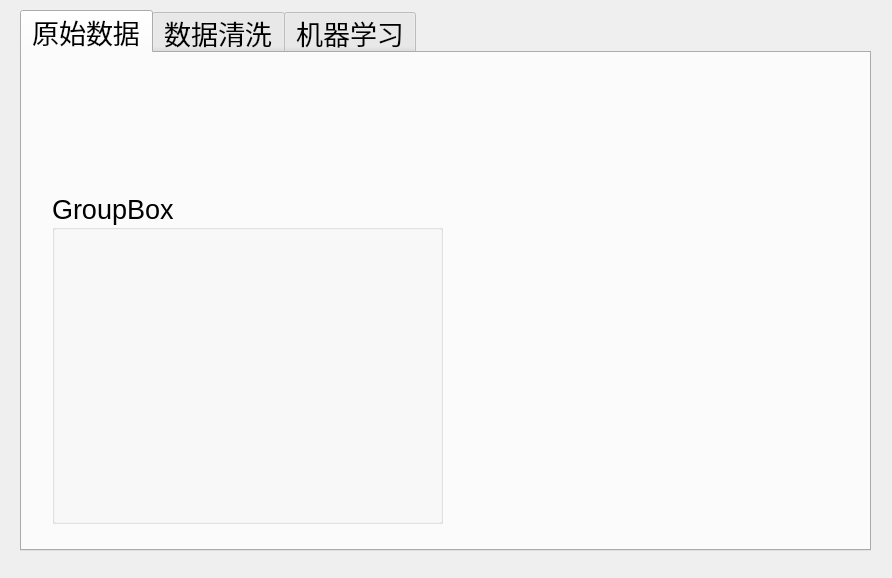
lonesometonight/test_collge, file 9.Qt_suanfa/_0_qt_jvhe/jie_mian.ui: the form before one commit.
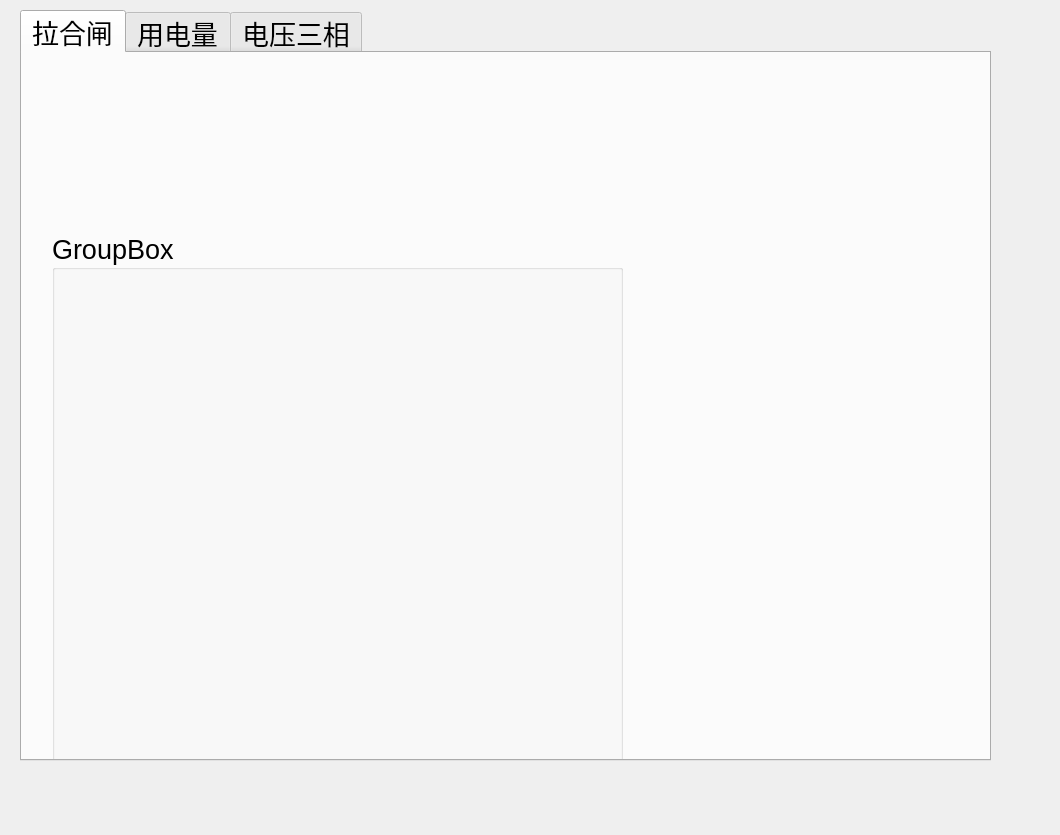
The form after the commit. The open tabs and pages were chosen to show the change.

Patch:
```diff
--- a/9.Qt_suanfa/_0_qt_jvhe/jie_mian.ui
+++ b/9.Qt_suanfa/_0_qt_jvhe/jie_mian.ui
@@ -6,8 +6,8 @@
    <rect>
     <x>0</x>
     <y>0</y>
-    <width>892</width>
-    <height>578</height>
+    <width>1060</width>
+    <height>835</height>
    </rect>
   </property>
   <property name="windowTitle">
@@ -18,8 +18,8 @@
     <rect>
      <x>20</x>
      <y>10</y>
-     <width>851</width>
-     <height>541</height>
+     <width>971</width>
+     <height>751</height>
     </rect>
    </property>
    <property name="sizeIncrement">
@@ -38,15 +38,15 @@
    </property>
    <widget class="QWidget" name="tab">
     <attribute name="title">
-     <string>原始数据</string>
+     <string>拉合闸</string>
     </attribute>
     <widget class="QGroupBox" name="groupBox">
      <property name="geometry">
       <rect>
        <x>30</x>
-       <y>140</y>
-       <width>391</width>
-       <height>331</height>
+       <y>180</y>
+       <width>571</width>
+       <height>561</height>
       </rect>
      </property>
      <property name="title">
@@ -61,7 +61,7 @@
      </font>
     </property>
     <attribute name="title">
-     <string>数据清洗</string>
+     <string>用电量</string>
     </attribute>
     <widget class="QGroupBox" name="groupBox_2">
      <property name="geometry">
@@ -79,7 +79,7 @@
    </widget>
    <widget class="QWidget" name="tab_3">
     <attribute name="title">
-     <string>机器学习</string>
+     <string>电压三相</string>
     </attribute>
    </widget>
   </widget>
```
Left out of the diff: 2 changed lines with no effect on the pictures.
